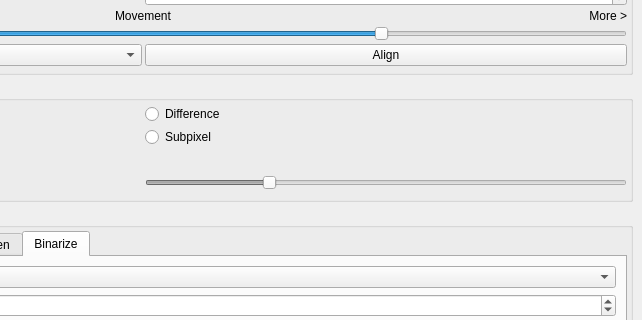
Old version of the form src/mainwindow.ui in the repository spillerrec/Overmix; both pictures show x 356 to 998 and y 263 to 583 of the 998 by 770 pixel window.
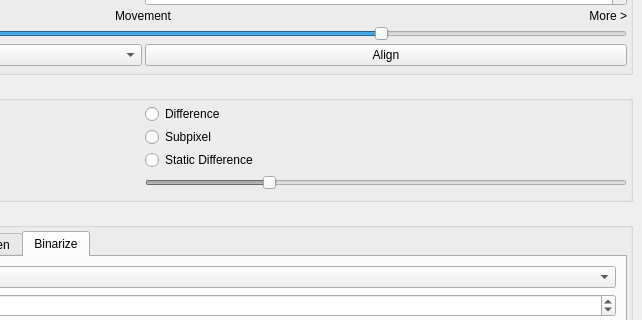
New version of the form. The open tabs and pages were chosen to show the change.

Commit message: ADD: static difference render + GUI

```diff
--- a/src/mainwindow.ui
+++ b/src/mainwindow.ui
@@ -649,6 +649,13 @@
            </property>
           </widget>
          </item>
+         <item row="5" column="1">
+          <widget class="QRadioButton" name="rbtn_static_diff">
+           <property name="text">
+            <string>Static Difference</string>
+           </property>
+          </widget>
+         </item>
         </layout>
        </widget>
       </item>
```
Left out of the diff: 5 changed lines with no effect on the pictures. The commit also changes 4 other files.
